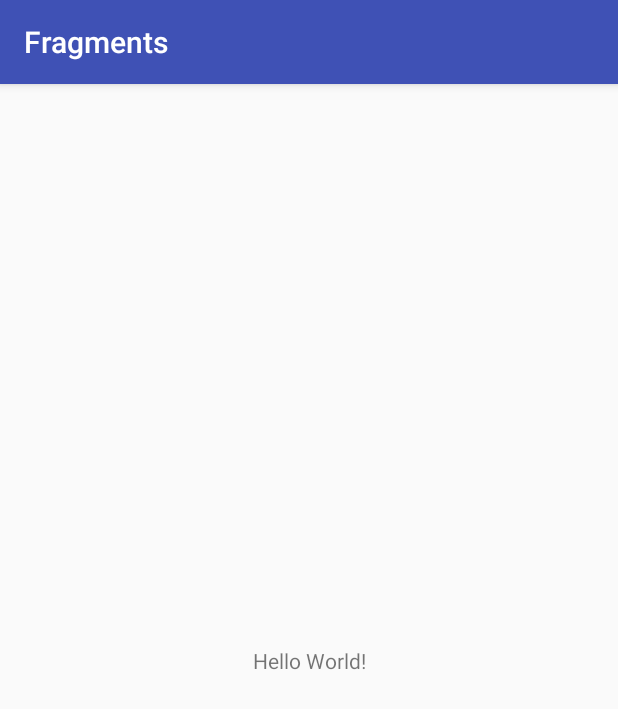
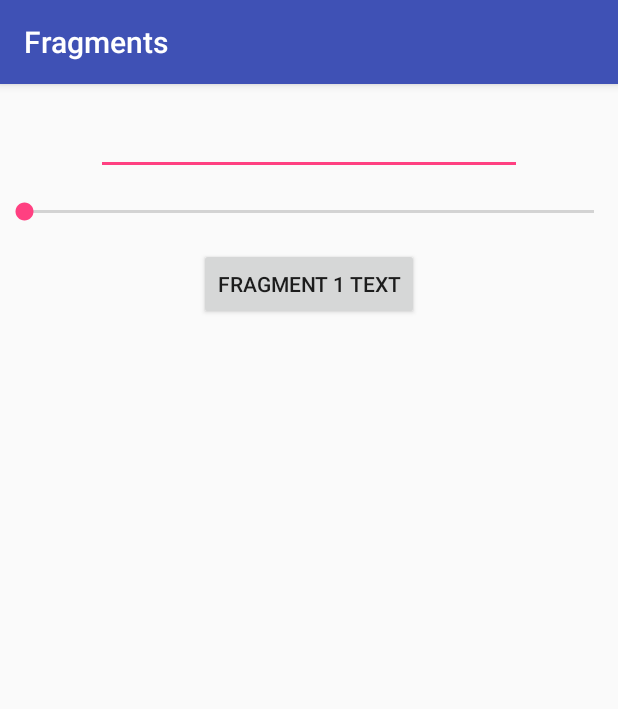
Before and after one commit to brittvarnom/Component_Practise, an Android app: the screen it shows after launch (MainActivity), on a phone screen of 412 x 824 dp. Shown: the top 709 px of the screen. Run offline under Robolectric (Android 15) with nearby library versions, the phone set to English and light mode, and no system bars.

Commit message:
Added container and inflated first fragment

```diff
--- a/Component_Practise/app/src/main/java/britt/com/fragments/MainActivity.kt
+++ b/Component_Practise/app/src/main/java/britt/com/fragments/MainActivity.kt
@@ -1,12 +1,16 @@
 package britt.com.fragments
 
+import android.os.Bundle
 import android.support.v7.app.AppCompatActivity
-import android.os.Bundle
 
 class MainActivity : AppCompatActivity() {
 
     override fun onCreate(savedInstanceState: Bundle?) {
         super.onCreate(savedInstanceState)
-        setContentView(R.layout.activity_main)
+        setContentView(R.layout.toolbar_fragment_container)
+
+        val toolbarFragment = ToolbarFragment()
+
+        supportFragmentManager.beginTransaction().replace(R.id.toolbar_fragment_container, toolbarFragment).commit()
     }
 }
--- a/Component_Practise/app/src/main/java/britt/com/fragments/ToolbarFragment.kt
+++ b/Component_Practise/app/src/main/java/britt/com/fragments/ToolbarFragment.kt
@@ -8,12 +8,6 @@ import android.view.ViewGroup
 
 class ToolbarFragment : Fragment() {
     override fun onCreateView(inflater: LayoutInflater?, container: ViewGroup?, savedInstanceState: Bundle?): View? {
-//        -------------------------
-//        Maybe keep? Who knows
-//        -------------------------
-//        val view = inflater?.inflate(R.layout.layout_toolbar_fragment, container, false)
-//        return view
-//        -------------------------
         return inflater?.inflate(R.layout.layout_toolbar_fragment, container, false)
     }
 }
--- /dev/null
+++ b/Component_Practise/app/src/main/res/layout/toolbar_fragment_container.xml
@@ -0,0 +1,12 @@
+<?xml version="1.0" encoding="utf-8"?>
+<LinearLayout xmlns:android="http://schemas.android.com/apk/res/android"
+              android:orientation="vertical"
+              android:layout_width="match_parent"
+              android:layout_height="match_parent">
+
+    <FrameLayout
+        android:id="@+id/toolbar_fragment_container"
+        android:layout_width="match_parent"
+        android:layout_height="match_parent"/>
+
+</LinearLayout>
--- a/Component_Practise/app/src/main/res/values/strings.xml
+++ b/Component_Practise/app/src/main/res/values/strings.xml
@@ -1,4 +1,5 @@
 <resources>
     <string name="app_name">Fragments</string>
-    <string name="toolbar_button_text">Change Text</string>
+    <string name="toolbar_button_text">Fragment 1 text</string>
+    <string name="text_label">Fragment 2 text</string>
 </resources>
```
Also changed, not shown: Component_Practise/app/src/main/res/layout/text_fragment.xml (added, +15 -0 lines).
